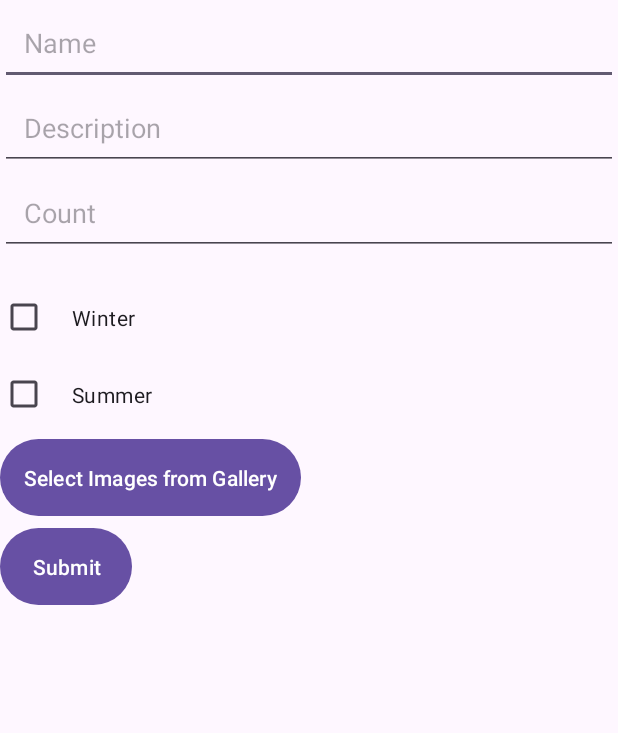
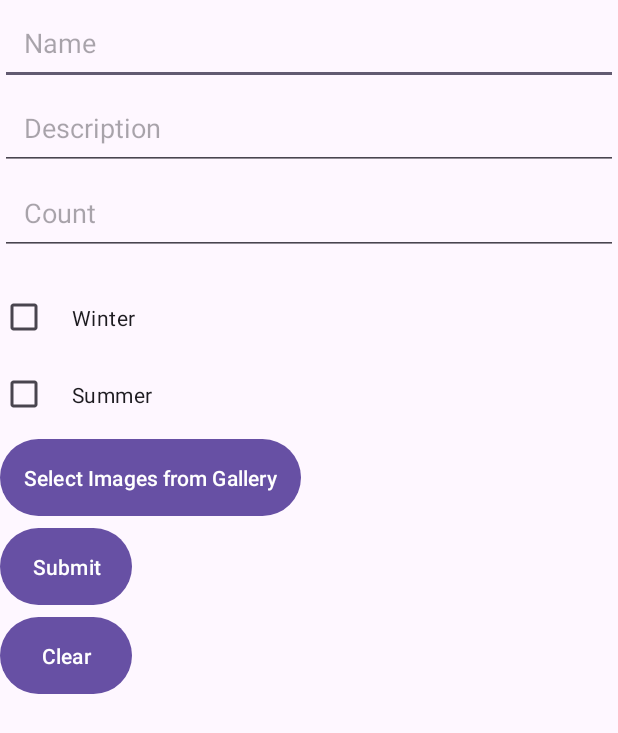
Before and after one commit to MegaDen58/DIPLOM-mobilka, an Android app: the layout activity_create_product.xml on its own in the app's theme, with its tools: preview values and no code run, on a phone screen of 412 x 824 dp. Shown: the top 733 px of the screen. Run offline under Robolectric (Android 15) with nearby library versions, the phone set to English and light mode, and no system bars.

Commit message:
добавил кнопку для очистки полей в товаре

```diff
--- a/app/src/main/AndroidManifest.xml
+++ b/app/src/main/AndroidManifest.xml
@@ -24,7 +24,7 @@
             android:name=".StartActivity"
             android:exported="false" />
         <activity
-            android:name=".MainActivity"
+            android:name=".CreateProductActivity"
             android:exported="false"
             android:label="@string/title_activity_main"
             android:theme="@style/Theme.DenisTopTop" />
@@ -34,7 +34,7 @@
             android:label="@string/title_activity_registration"
             android:theme="@style/Theme.DenisTopTop" />
         <activity
-            android:name=".CreateProductActivity"
+            android:name=".MainActivity"
             android:exported="true">
             <intent-filter>
                 <action android:name="android.intent.action.MAIN" />
--- a/app/src/main/res/layout/activity_create_product.xml
+++ b/app/src/main/res/layout/activity_create_product.xml
@@ -67,4 +67,12 @@
         android:text="Submit"
         android:padding="16dp"/>
 
+    <Button
+        android:id="@+id/clearButton"
+        android:layout_width="wrap_content"
+        android:layout_height="wrap_content"
+        android:layout_below="@id/submitButton"
+        android:text="Clear"
+        android:padding="16dp"/>
+
 </RelativeLayout>
```
Also changed, not shown: app/src/main/java/com/example/denistoptop/CreateProductActivity.kt (+24 -5 lines).
